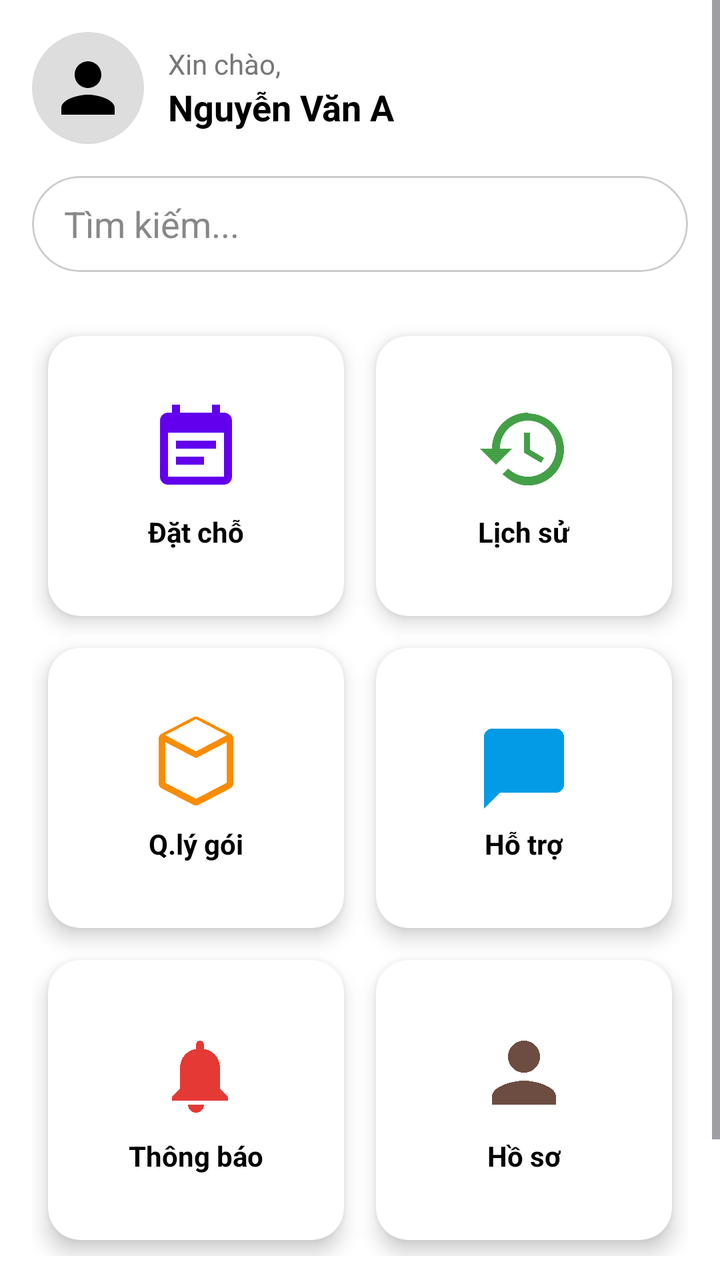
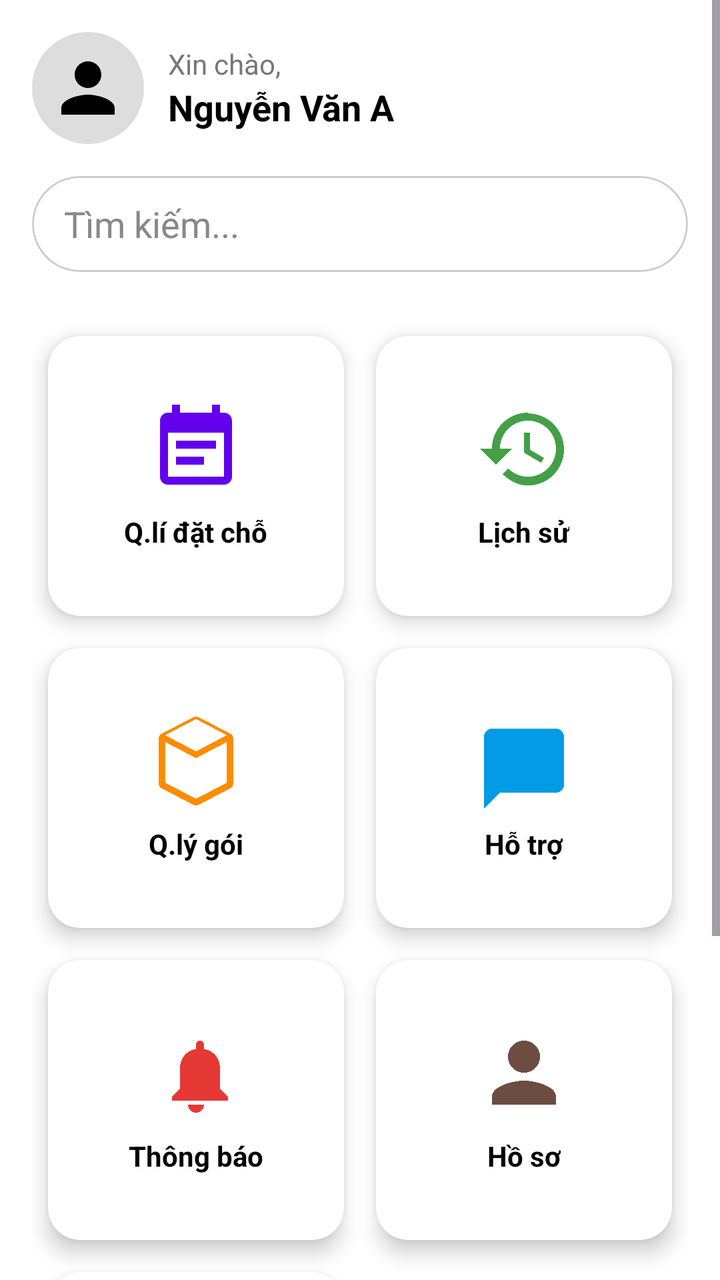

Screens rendered from an Android XML layout before and after an edit, with the pre-edit source and the edit as a unified diff.
<!-- AndroidManifest.xml: application theme Theme.AndroidBookingApplicationProject -->
<!-- res/layout/activity_main.xml -->
<?xml version="1.0" encoding="utf-8"?>
<ScrollView xmlns:android="http://schemas.android.com/apk/res/android"
    xmlns:app="http://schemas.android.com/apk/res-auto"
    android:layout_width="match_parent"
    android:layout_height="match_parent"
    android:background="#FFFF">

    <LinearLayout
        android:layout_width="match_parent"
        android:layout_height="wrap_content"
        android:orientation="vertical"
        android:padding="16dp">

        
        <LinearLayout
            android:layout_width="match_parent"
            android:layout_height="wrap_content"
            android:orientation="horizontal"
            android:gravity="center_vertical"
            android:layout_marginBottom="16dp">

            <ImageView
                android:layout_width="56dp"
                android:layout_height="56dp"
                android:src="@drawable/ic_avatar"
                android:background="@drawable/bg_circle_gray"
                android:padding="8dp"
                android:layout_marginEnd="12dp" />

            <LinearLayout
                android:layout_width="0dp"
                android:layout_weight="1"
                android:layout_height="wrap_content"
                android:orientation="vertical">

                <TextView
                    android:layout_width="wrap_content"
                    android:layout_height="wrap_content"
                    android:text="Xin chào,"
                    android:textSize="14sp"
                    android:textColor="#777" />

                <TextView
                    android:id="@+id/tvStaffName"
                    android:layout_width="wrap_content"
                    android:layout_height="wrap_content"
                    android:text="Nguyễn Văn A"
                    android:textSize="18sp"
                    android:textStyle="bold"
                    android:textColor="#000" />
            </LinearLayout>
        </LinearLayout>

        
        <com.google.android.material.card.MaterialCardView
            android:layout_width="match_parent"
            android:layout_height="48dp"
            android:layout_marginBottom="24dp"
            app:cardCornerRadius="24dp"
            app:cardElevation="0dp"
            app:cardBackgroundColor="#FFFFFF"
            app:strokeColor="#CCCCCC"
            app:strokeWidth="1dp">

            <EditText
                android:layout_width="match_parent"
                android:layout_height="match_parent"
                android:hint="Tìm kiếm..."
                android:background="@android:color/transparent"
                android:paddingHorizontal="16dp"
                android:inputType="text"
                android:textColor="#000"
                android:textColorHint="#888888"/>
        </com.google.android.material.card.MaterialCardView>



        
        <GridLayout
            android:layout_width="match_parent"
            android:layout_height="wrap_content"
            android:columnCount="2"
            android:useDefaultMargins="true"
            android:alignmentMode="alignMargins">

            
            
            <androidx.cardview.widget.CardView
                android:layout_width="0dp"
                android:layout_height="140dp"
                android:layout_columnWeight="1"
                android:layout_margin="8dp"
                app:cardCornerRadius="16dp"
                app:cardElevation="6dp">

                <LinearLayout
                    android:layout_width="match_parent"
                    android:layout_height="match_parent"
                    android:orientation="vertical"
                    android:gravity="center">

                    <ImageView
                        android:layout_width="48dp"
                        android:layout_height="48dp"
                        android:src="@drawable/ic_booking"
                        app:tint="#6200EE" />

                    <TextView
                        android:layout_width="wrap_content"
                        android:layout_height="wrap_content"
                        android:text="Đặt chỗ"
                        android:textSize="14sp"
                        android:textStyle="bold"
                        android:layout_marginTop="8dp"
                        android:textColor="#000" />
                </LinearLayout>
            </androidx.cardview.widget.CardView>

            
            <androidx.cardview.widget.CardView
                android:layout_width="0dp"
                android:layout_height="140dp"
                android:layout_columnWeight="1"
                android:layout_margin="8dp"
                app:cardCornerRadius="16dp"
                app:cardElevation="6dp">

                <LinearLayout
                    android:layout_width="match_parent"
                    android:layout_height="match_parent"
                    android:orientation="vertical"
                    android:gravity="center">

                    <ImageView
                        android:layout_width="48dp"
                        android:layout_height="48dp"
                        android:src="@drawable/ic_history"
                        app:tint="#43A047" />

                    <TextView
                        android:layout_width="wrap_content"
                        android:layout_height="wrap_content"
                        android:text="Lịch sử"
                        android:textSize="14sp"
                        android:textStyle="bold"
                        android:layout_marginTop="8dp"
                        android:textColor="#000" />
                </LinearLayout>
            </androidx.cardview.widget.CardView>

            
            <androidx.cardview.widget.CardView
                android:id="@+id/cardManagePackages"
                android:layout_width="0dp"
                android:layout_height="140dp"
                android:layout_columnWeight="1"
                android:layout_margin="8dp"
                app:cardCornerRadius="16dp"
                app:cardElevation="6dp">

                <LinearLayout
                    android:layout_width="match_parent"
                    android:layout_height="match_parent"
                    android:orientation="vertical"
                    android:gravity="center">

                    <ImageView
                        android:layout_width="48dp"
                        android:layout_height="48dp"
                        android:src="@drawable/ic_packages"
                        app:tint="#FB8C00" />

                    <TextView
                        android:layout_width="wrap_content"
                        android:layout_height="wrap_content"
                        android:text="Q.lý gói"
                        android:textSize="14sp"
                        android:textStyle="bold"
                        android:layout_marginTop="8dp"
                        android:textColor="#000" />
                </LinearLayout>
            </androidx.cardview.widget.CardView>

            
            <androidx.cardview.widget.CardView
                android:layout_width="0dp"
                android:layout_height="140dp"
                android:layout_columnWeight="1"
                android:layout_margin="8dp"
                app:cardCornerRadius="16dp"
                app:cardElevation="6dp">

                <LinearLayout
                    android:layout_width="match_parent"
                    android:layout_height="match_parent"
                    android:orientation="vertical"
                    android:gravity="center">

                    <ImageView
                        android:layout_width="48dp"
                        android:layout_height="48dp"
                        android:src="@drawable/ic_chat"
                        app:tint="#039BE5" />

                    <TextView
                        android:layout_width="wrap_content"
                        android:layout_height="wrap_content"
                        android:text="Hỗ trợ"
                        android:textSize="14sp"
                        android:textStyle="bold"
                        android:layout_marginTop="8dp"
                        android:textColor="#000" />
                </LinearLayout>
            </androidx.cardview.widget.CardView>

            
            <androidx.cardview.widget.CardView
                android:layout_width="0dp"
                android:layout_height="140dp"
                android:layout_columnWeight="1"
                android:layout_margin="8dp"
                app:cardCornerRadius="16dp"
                app:cardElevation="6dp">

                <LinearLayout
                    android:layout_width="match_parent"
                    android:layout_height="match_parent"
                    android:orientation="vertical"
                    android:gravity="center">

                    <ImageView
                        android:layout_width="48dp"
                        android:layout_height="48dp"
                        android:src="@drawable/ic_notifications"
                        app:tint="#E53935" />

                    <TextView
                        android:layout_width="wrap_content"
                        android:layout_height="wrap_content"
                        android:text="Thông báo"
                        android:textSize="14sp"
                        android:textStyle="bold"
                        android:layout_marginTop="8dp"
                        android:textColor="#000" />
                </LinearLayout>
            </androidx.cardview.widget.CardView>

            
            <androidx.cardview.widget.CardView
                android:layout_width="0dp"
                android:layout_height="140dp"
                android:layout_columnWeight="1"
                android:layout_margin="8dp"
                app:cardCornerRadius="16dp"
                app:cardElevation="6dp">

                <LinearLayout
                    android:layout_width="match_parent"
                    android:layout_height="match_parent"
                    android:orientation="vertical"
                    android:gravity="center">

                    <ImageView
                        android:layout_width="48dp"
                        android:layout_height="48dp"
                        android:src="@drawable/ic_profile"
                        app:tint="#6D4C41" />

                    <TextView
                        android:layout_width="wrap_content"
                        android:layout_height="wrap_content"
                        android:text="Hồ sơ"
                        android:textSize="14sp"
                        android:textStyle="bold"
                        android:layout_marginTop="8dp"
                        android:textColor="#000" />
                </LinearLayout>
            </androidx.cardview.widget.CardView>

            

        </GridLayout>

        
        <Button
            android:id="@+id/btnLogout"
            android:layout_width="match_parent"
            android:layout_height="wrap_content"
            android:text="🚪 Đăng xuất"
            android:textAllCaps="false"
            android:layout_marginTop="24dp"
            android:backgroundTint="@android:color/holo_red_dark"
            android:textColor="@android:color/white"
            app:icon="@drawable/ic_logout"
            app:iconTint="@android:color/white"
            android:padding="12dp"/>
    </LinearLayout>
</ScrollView>
<!-- resources referenced by this layout -->
<resources>
  <!-- drawable bg_circle_gray (drawable) -->
  <shape xmlns:android="http://schemas.android.com/apk/res/android"
      android:shape="oval">
      <solid android:color="#DDDDDD" />
      <size
          android:width="56dp"
          android:height="56dp" />
  </shape>
  <!-- drawable ic_avatar (drawable) -->
  <vector xmlns:android="http://schemas.android.com/apk/res/android"
      android:width="24dp"
      android:height="24dp"
      android:viewportWidth="24.0"
      android:viewportHeight="24.0">
      <path
          android:fillColor="#FF000000"
          android:pathData="M12,12c2.21,0 4,-1.79 4,-4s-1.79,-4 -4,-4 -4,1.79 -4,4 1.79,4 4,4zm0,2c-2.67,0 -8,1.34 -8,4v2h16v-2c0,-2.66 -5.33,-4 -8,-4z"/>
  </vector>
  <!-- drawable ic_chat (drawable) -->
  <vector xmlns:android="http://schemas.android.com/apk/res/android"
      android:width="24dp" android:height="24dp"
      android:viewportWidth="24" android:viewportHeight="24">
      <path
          android:fillColor="#FF000000"
          android:pathData="M4,4h16c1.1,0 2,0.9 2,2v12c0,1.1 -0.9,2 -2,2H6l-4,4V6c0,-1.1 0.9,-2 2,-2z"/>
  </vector>
  <!-- drawable ic_logout (drawable) -->
  <vector xmlns:android="http://schemas.android.com/apk/res/android"
      android:width="24dp" android:height="24dp"
      android:viewportWidth="24" android:viewportHeight="24">
      <path
          android:fillColor="#FF000000"
          android:pathData="M13,3c-0.55,0 -1,0.45 -1,1v4h2V5.41l3.29,3.3 1.42,-1.42L14.41,4H16V3h-3zM5,7v10h14v-2h-2v2H7V7h10v2h2V7c0,-1.1 -0.9,-2 -2,-2H7c-1.1,0 -2,0.9 -2,2z"/>
  </vector>
  <!-- drawable ic_profile (drawable) -->
  <vector xmlns:android="http://schemas.android.com/apk/res/android"
      android:width="24dp" android:height="24dp"
      android:viewportWidth="24" android:viewportHeight="24">
      <path
          android:fillColor="#FF000000"
          android:pathData="M12,12c2.21,0 4,-1.79 4,-4s-1.79,-4 -4,-4 -4,1.79 -4,4 1.79,4 4,4zM12,14c-2.67,0 -8,1.34 -8,4v2h16v-2c0,-2.66 -5.33,-4 -8,-4z"/>
  </vector>
  <style name="Theme.AndroidBookingApplicationProject" parent="Base.Theme.AndroidBookingApplicationProject" />
  <style name="Base.Theme.AndroidBookingApplicationProject" parent="Theme.Material3.DayNight.NoActionBar">
          
          
      </style>
  <!-- unchanged entries left out for length: 4 -->
</resources>

<!-- the commit's change to res/layout/activity_main.xml (unified diff, before → after) -->
@@ -108,7 +108,7 @@
                     <TextView
                         android:layout_width="wrap_content"
                         android:layout_height="wrap_content"
-                        android:text="Đặt chỗ"
+                        android:text="Q.lí đặt chỗ"
                         android:textSize="14sp"
                         android:textStyle="bold"
                         android:layout_marginTop="8dp"
@@ -278,7 +278,37 @@
             </androidx.cardview.widget.CardView>
 
             
-
+            <androidx.cardview.widget.CardView
+                android:id="@+id/cardManageFacilities"
+                android:layout_width="0dp"
+                android:layout_height="140dp"
+                android:layout_columnWeight="1"
+                android:layout_margin="8dp"
+                app:cardCornerRadius="16dp"
+                app:cardElevation="6dp">
+
+                <LinearLayout
+                    android:layout_width="match_parent"
+                    android:layout_height="match_parent"
+                    android:orientation="vertical"
+                    android:gravity="center">
+
+                    <ImageView
+                        android:layout_width="48dp"
+                        android:layout_height="48dp"
+                        android:src="@drawable/ic_facility"
+                        app:tint="#7B1FA2" />
+
+                    <TextView
+                        android:layout_width="wrap_content"
+                        android:layout_height="wrap_content"
+                        android:text="Quan ly tien ich"
+                        android:textSize="14sp"
+                        android:textStyle="bold"
+                        android:layout_marginTop="8dp"
+                        android:textColor="#000" />
+                </LinearLayout>
+            </androidx.cardview.widget.CardView>
         </GridLayout>
 
         
<!-- resource entries referenced after the edit -->
@@ -26,6 +26,12 @@
           android:fillColor="#FF000000"
           android:pathData="M4,4h16c1.1,0 2,0.9 2,2v12c0,1.1 -0.9,2 -2,2H6l-4,4V6c0,-1.1 0.9,-2 2,-2z"/>
   </vector>
+  <!-- drawable ic_facility (drawable) -->
+  <vector xmlns:android="http://schemas.android.com/apk/res/android" android:height="24dp" android:tint="#000000" android:viewportHeight="960" android:viewportWidth="960" android:width="24dp">
+        
+      <path android:fillColor="@android:color/white" android:pathData="M240,800Q207,800 183.5,776.5Q160,753 160,720Q160,687 183.5,663.5Q207,640 240,640Q273,640 296.5,663.5Q320,687 320,720Q320,753 296.5,776.5Q273,800 240,800ZM480,800Q447,800 423.5,776.5Q400,753 400,720Q400,687 423.5,663.5Q447,640 480,640Q513,640 536.5,663.5Q560,687 560,720Q560,753 536.5,776.5Q513,800 480,800ZM720,800Q687,800 663.5,776.5Q640,753 640,720Q640,687 663.5,663.5Q687,640 720,640Q753,640 776.5,663.5Q800,687 800,720Q800,753 776.5,776.5Q753,800 720,800ZM240,560Q207,560 183.5,536.5Q160,513 160,480Q160,447 183.5,423.5Q207,400 240,400Q273,400 296.5,423.5Q320,447 320,480Q320,513 296.5,536.5Q273,560 240,560ZM480,560Q447,560 423.5,536.5Q400,513 400,480Q400,447 423.5,423.5Q447,400 480,400Q513,400 536.5,423.5Q560,447 560,480Q560,513 536.5,536.5Q513,560 480,560ZM720,560Q687,560 663.5,536.5Q640,513 640,480Q640,447 663.5,423.5Q687,400 720,400Q753,400 776.5,423.5Q800,447 800,480Q800,513 776.5,536.5Q753,560 720,560ZM240,320Q207,320 183.5,296.5Q160,273 160,240Q160,207 183.5,183.5Q207,160 240,160Q273,160 296.5,183.5Q320,207 320,240Q320,273 296.5,296.5Q273,320 240,320ZM480,320Q447,320 423.5,296.5Q400,273 400,240Q400,207 423.5,183.5Q447,160 480,160Q513,160 536.5,183.5Q560,207 560,240Q560,273 536.5,296.5Q513,320 480,320ZM720,320Q687,320 663.5,296.5Q640,273 640,240Q640,207 663.5,183.5Q687,160 720,160Q753,160 776.5,183.5Q800,207 800,240Q800,273 776.5,296.5Q753,320 720,320Z"/>
+      
+  </vector>
   <!-- drawable ic_logout (drawable) -->
   <vector xmlns:android="http://schemas.android.com/apk/res/android"
       android:width="24dp" android:height="24dp"
